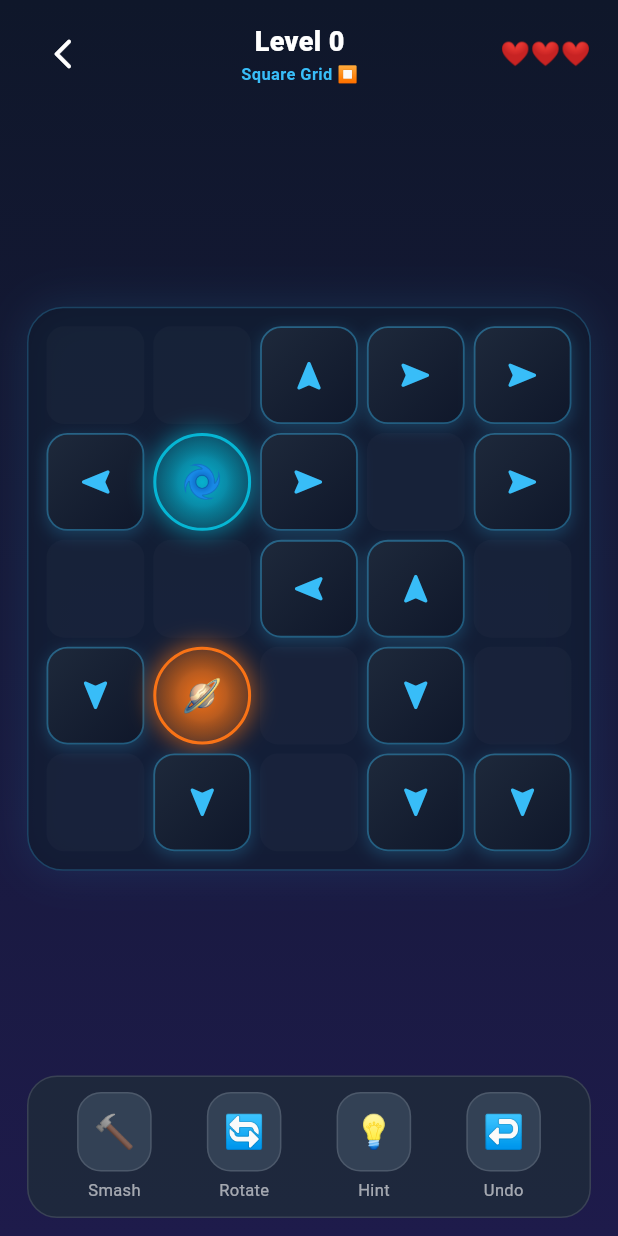
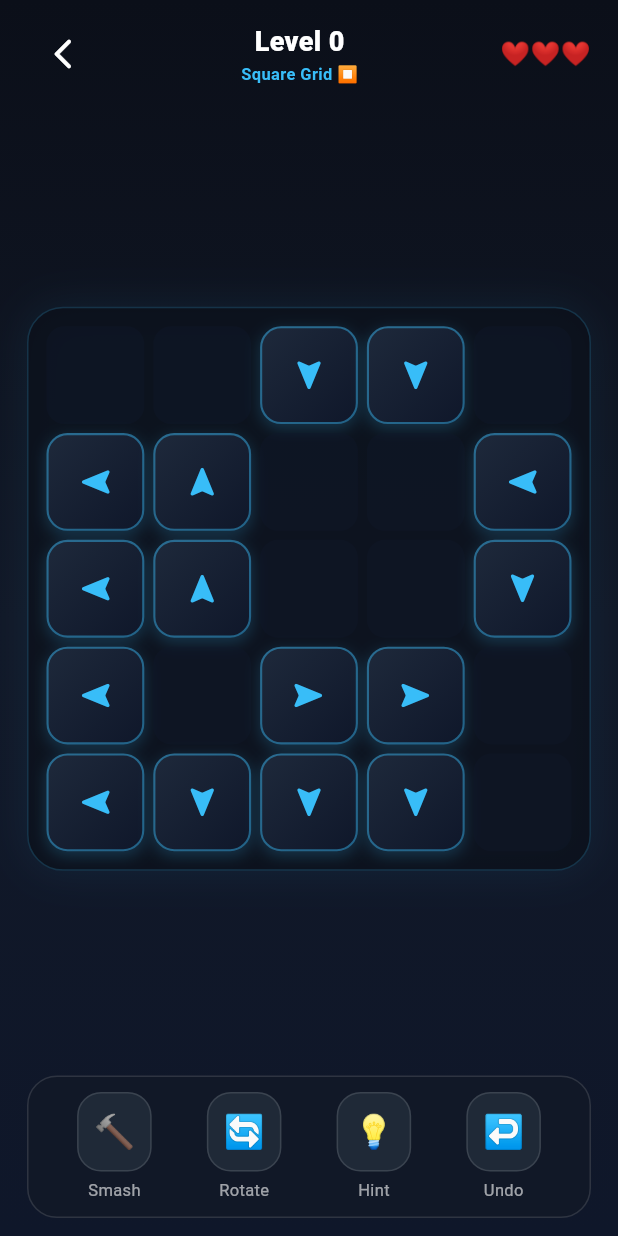
Before and after one commit to srkamd/arrow_puzzle_game, a Flutter app: the GameScreen screen opened directly with empty values, after a tap on the "navigation" icon, on a phone screen of 412 x 824 dp. Run offline on Flutter 3.47's test engine with Material 3 defaults, Android fonts, the phone set to English and light mode, and no system bars; our stand-ins replace audioplayers, shared_preferences; accounts and stored records are empty; network calls fail.

Commit message:
Update: Satisfying marimba pops, soft wooden thuds, remove red error flash, add collectible bonus stars, and refine color scheme

```diff
--- a/lib/engine/game_engine.dart
+++ b/lib/engine/game_engine.dart
@@ -4,12 +4,12 @@ import '../models/arrow_model.dart';
 class RaycastResult {
   final bool isClear;
   final GameTile? blockedBy;
-  final List<GameTile> portalsUsed;
+  final List<GameTile> collectedStars;
 
   RaycastResult({
     required this.isClear,
     this.blockedBy,
-    this.portalsUsed = const [],
+    this.collectedStars = const [],
   });
 }
 
@@ -18,12 +18,14 @@ class HistoryEntry {
   final GameTile tile;
   final ArrowDirection? prevDir;
   final int livesBefore;
+  final List<GameTile> restoredStars;
 
   HistoryEntry({
     required this.action,
     required this.tile,
     this.prevDir,
     required this.livesBefore,
+    this.restoredStars = const [],
   });
 }
 
@@ -36,10 +38,6 @@ class GameEngine {
   late List<List<GameTile?>> grid;
   final List<HistoryEntry> history = [];
   String? hintTileId;
-
-  // Portals
-  GameTile? portalA;
-  GameTile? portalB;
 
   GameEngine({
     this.size = 5,
@@ -59,7 +57,6 @@ class GameEngine {
       case MapShape.square:
         return true;
       case MapShape.cross:
-        // Exclude 4 corners of size 1 or 2
         final corner = size >= 6 ? 2 : 1;
         final isTopLeft = r < corner && c < corner;
         final isTopRight = r < corner && c >= size - corner;
@@ -80,7 +77,7 @@ class GameEngine {
     required int levelSize,
     required MapShape shape,
     int obstacleCount = 1,
-    bool withPortals = false,
+    bool withBonusStars = false,
   }) {
     size = levelSize;
     currentShape = shape;
@@ -88,8 +85,6 @@ class GameEngine {
     moves = 0;
     history.clear();
     hintTileId = null;
-    portalA = null;
-    portalB = null;
     initEmptyGrid();
 
     // 1. Mark void cells for non-square map shapes
@@ -109,8 +104,8 @@ class GameEngine {
     final rand = Random();
     int idCounter = 1;
 
-    // 2. Generate Paired Portals if requested
-    if (withPortals && size >= 5) {
+    // 2. Generate Collectible Bonus Stars (Reward items that arrows can fly through!)
+    if (withBonusStars && size >= 5) {
       final validCoords = <Point<int>>[];
       for (int r = 1; r < size - 1; r++) {
         for (int c = 1; c < size - 1; c++) {
@@ -120,32 +115,22 @@ class GameEngine {
         }
       }
 
-      if (validCoords.length >= 2) {
+      if (validCoords.isNotEmpty) {
         validCoords.shuffle(rand);
-        final p1 = validCoords[0];
-        final p2 = validCoords[1];
-
-        portalA = GameTile(
-          id: 'portal_1',
-          type: TileType.portal,
-          row: p1.x,
-          col: p1.y,
-          portalPairId: 1,
-        );
-        portalB = GameTile(
-          id: 'portal_2',
-          type: TileType.portal,
-          row: p2.x,
-          col: p2.y,
-          portalPairId: 2,
-        );
-
-        grid[p1.x][p1.y] = portalA;
-        grid[p2.x][p2.y] = portalB;
+        final starCount = min(2, validCoords.length);
+        for (int i = 0; i < starCount; i++) {
+          final pt = validCoords[i];
+          grid[pt.x][pt.y] = GameTile(
+            id: 'star_$i',
+            type: TileType.bonusStar,
+            row: pt.x,
+            col: pt.y,
+          );
+        }
       }
     }
 
-    // 3. Place Obstacles
+    // 3. Place Obstacles (Rocks)
     for (int i = 0; i < obstacleCount; i++) {
       if (size > 3) {
         final r = rand.nextInt(size - 2) + 1;
@@ -211,7 +196,7 @@ class GameEngine {
     }
   }
 
-  // --- Raycast Path Checking with Portal Warping ---
+  // --- Raycast Path Checking (Stars are collected, obstacles block!) ---
   RaycastResult checkPath(GameTile tile) {
     if (tile.type != TileType.arrow) {
       return RaycastResult(isClear: false);
@@ -219,32 +204,20 @@ class GameEngine {
 
     int r = tile.row + tile.direction.dr;
     int c = tile.col + tile.direction.dc;
-    final portalsUsed = <GameTile>[];
-    int warpSafety = 0;
+    final collectedStars = <GameTile>[];
 
     while (r >= 0 && r < size && c >= 0 && c < size) {
       final cell = grid[r][c];
 
       if (cell != null) {
         if (cell.type == TileType.voidCell) {
-          // Arrow escapes through the void cutout border!
+          // Arrow escapes through natural cutout border!
           break;
-        } else if (cell.type == TileType.portal && warpSafety < 2) {
-          // WARP TO PAIRED PORTAL!
-          warpSafety++;
-          portalsUsed.add(cell);
-          final otherPortal = (cell.id == portalA?.id) ? portalB : portalA;
-
-          if (otherPortal != null) {
-            // Emerge on the other side of portal in same direction
-            r = otherPortal.row + tile.direction.dr;
-            c = otherPortal.col + tile.direction.dc;
-            continue;
-          } else {
-            return RaycastResult(isClear: false, blockedBy: cell);
-          }
+        } else if (cell.type == TileType.bonusStar) {
+          // Stars DO NOT block! Arrow passes through and collects them!
+          collectedStars.add(cell);
         } else {
-          // Blocking arrow or obstacle found
+          // Blocking arrow or rock obstacle found
           return RaycastResult(isClear: false, blockedBy: cell);
         }
       }
@@ -253,7 +226,7 @@ class GameEngine {
       c += tile.direction.dc;
     }
 
-    return RaycastResult(isClear: true, portalsUsed: portalsUsed);
+    return RaycastResult(isClear: true, collectedStars: collectedStars);
   }
 
   GameTile? findFreeArrow() {
@@ -272,11 +245,17 @@ class GameEngine {
     return candidates[Random().nextInt(candidates.length)];
   }
 
-  void removeTile(GameTile tile) {
+  void removeTile(GameTile tile, {List<GameTile> collectedStars = const []}) {
+    // Clear collected stars along the path
+    for (final star in collectedStars) {
+      grid[star.row][star.col] = null;
+    }
+
     history.add(HistoryEntry(
       action: 'REMOVE',
       tile: tile.clone(),
       livesBefore: lives,
+      restoredStars: collectedStars,
     ));
     grid[tile.row][tile.col] = null;
     moves++;
@@ -284,7 +263,7 @@ class GameEngine {
 
   bool smashTile(int r, int c) {
     final item = grid[r][c];
-    if (item == null || item.type == TileType.voidCell || item.type == TileType.portal) {
+    if (item == null || item.type == TileType.voidCell) {
       return false;
     }
 
@@ -316,6 +295,10 @@ class GameEngine {
 
     if (entry.action == 'REMOVE' || entry.action == 'HAMMER') {
       grid[entry.tile.row][entry.tile.col] = entry.tile;
+      // Restore collected stars
+      for (final star in entry.restoredStars) {
+        grid[star.row][star.col] = star;
+      }
     } else if (entry.action == 'ROTATE') {
       entry.tile.direction = entry.prevDir!;
     }
--- a/lib/models/arrow_model.dart
+++ b/lib/models/arrow_model.dart
@@ -3,7 +3,7 @@ import 'package:flutter/material.dart';
 
 enum ArrowDirection { up, right, down, left }
 
-enum TileType { arrow, obstacle, portal, voidCell }
+enum TileType { arrow, obstacle, bonusStar, voidCell }
 
 enum MapShape { square, cross, diamond, donut }
 
@@ -65,7 +65,6 @@ class GameTile {
   int row;
   int col;
   ArrowDirection direction;
-  int portalPairId; // 1 for Portal A, 2 for Portal B
   Color? customColor;
 
   GameTile({
@@ -74,7 +73,6 @@ class GameTile {
     required this.row,
     required this.col,
     this.direction = ArrowDirection.up,
-    this.portalPairId = 0,
     this.customColor,
   });
 
@@ -85,7 +83,6 @@ class GameTile {
       row: row,
       col: col,
       direction: direction,
-      portalPairId: portalPairId,
       customColor: customColor,
     );
   }
--- a/lib/screens/game_screen.dart
+++ b/lib/screens/game_screen.dart
@@ -72,37 +72,37 @@ class _GameScreenState extends State<GameScreen> {
     }
   }
 
-  // --- Dynamic World Theming (Changes every 8 levels) ---
+  // --- Refined Modern Atmosphere Gradients ---
   LinearGradient _getWorldGradient(int level) {
     final world = ((level - 1) ~/ 8) % 4;
     switch (world) {
-      case 0: // Cyber Nebula
+      case 0: // Midnight Obsidian
         return const LinearGradient(
-          colors: [Color(0xFF0F172A), Color(0xFF1E1B4B)],
+          colors: [Color(0xFF0B0F19), Color(0xFF111827), Color(0xFF0F172A)],
           begin: Alignment.topCenter,
           end: Alignment.bottomCenter,
         );
-      case 1: // Amber Forge
+      case 1: // Royal Indigo
         return const LinearGradient(
-          colors: [Color(0xFF1C1917), Color(0xFF292524), Color(0xFF451A03)],
+          colors: [Color(0xFF0A0F24), Color(0xFF141B3B), Color(0xFF1E1B4B)],
           begin: Alignment.topCenter,
           end: Alignment.bottomCenter,
         );
-      case 2: // Arctic Glacier
+      case 2: // Nordic Ice
         return const LinearGradient(
-          colors: [Color(0xFF082F49), Color(0xFF0C4A6E), Color(0xFF0369A1)],
+          colors: [Color(0xFF071B2F), Color(0xFF0C2D48), Color(0xFF145DA0)],
           begin: Alignment.topCenter,
           end: Alignment.bottomCenter,
         );
-      case 3: // Emerald Matrix
+      case 3: // Cyber Jade
         return const LinearGradient(
-          colors: [Color(0xFF022C22), Color(0xFF064E3B), Color(0xFF065F46)],
+          colors: [Color(0xFF021B16), Color(0xFF042E25), Color(0xFF064E3B)],
           begin: Alignment.topCenter,
           end: Alignment.bottomCenter,
         );
       default:
         return const LinearGradient(
-          colors: [Color(0xFF0F172A), Color(0xFF1E293B)],
+          colors: [Color(0xFF0B0F19), Color(0xFF111827)],
           begin: Alignment.topCenter,
           end: Alignment.bottomCenter,
         );
@@ -119,14 +119,15 @@ class _GameScreenState extends State<GameScreen> {
     final shape = _getShapeForLevel(level);
     final size = level < 6 ? 5 : (level < 14 ? 6 : 7);
     final obstacles = (level / 6).floor().clamp(0, 3);
-    final withPortals = (level % 4 == 0);
+    // Collectible Bonus Stars appear every 3rd level!
+    final withBonusStars = (level >= 3 && level % 3 == 0);
 
     _engine = GameEngine(size: size, maxLives: 3, currentShape: shape);
     _engine.generateLevel(
       levelSize: size,
       shape: shape,
       obstacleCount: obstacles,
-      withPortals: withPortals,
+      withBonusStars: withBonusStars,
     );
 
     for (int r = 0; r < size; r++) {
@@ -140,18 +141,12 @@ class _GameScreenState extends State<GameScreen> {
     setState(() {});
   }
 
-  void _showComboPopup(int combo) {
-    if (combo < 2) return;
-    String text = 'GOOD! x$combo';
-    if (combo == 3) text = 'GREAT! x3 🔥';
-    if (combo == 4) text = 'AMAZING! x4 ⚡';
-    if (combo >= 5) text = 'UNSTOPPABLE! x$combo 🚀';
-
+  void _showFloatingMessage(String text) {
     setState(() {
       _floatingComboText = text;
     });
 
-    Future.delayed(const Duration(milliseconds: 900), () {
+    Future.delayed(const Duration(milliseconds: 950), () {
       if (mounted) {
         setState(() {
           _floatingComboText = null;
@@ -165,7 +160,7 @@ class _GameScreenState extends State<GameScreen> {
     if (_engine.lives <= 0 && !widget.isZen) return;
 
     final item = _engine.grid[r][c];
-    if (item == null || item.type == TileType.voidCell || item.type == TileType.portal) return;
+    if (item == null || item.type == TileType.voidCell || item.type == TileType.bonusStar) return;
 
     // BOOSTER: HAMMER
     if (_activeBooster == 'hammer') {
@@ -185,7 +180,7 @@ class _GameScreenState extends State<GameScreen> {
     // BOOSTER: ROTATE
     if (_activeBooster == 'rotate') {
       if (item.type == TileType.arrow) {
-        SoundService().playSuccess(1);
+        SoundService().playSuccess(0);
         setState(() {
           _engine.rotateTile(item);
           _activeBooster = null;
@@ -194,39 +189,50 @@ class _GameScreenState extends State<GameScreen> {
       return;
     }
 
-    // NORMAL ARROW TAP ACTION
+    // NORMAL ARROW TAP
     if (item.type == TileType.arrow) {
       _engine.hintTileId = null;
       final check = _engine.checkPath(item);
 
       if (check.isClear) {
-        // --- 1. CORRECT MOVE ---
+        // --- 1. CORRECT MOVE (JUICY & SATISFYING) ---
         _isAnimatingMove = true;
         _comboCount++;
 
-        // Portal warp sound if portal was traversed
-        if (check.portalsUsed.isNotEmpty) {
-          SoundService().playWarp();
+        // Bonus Star Collected along flight path!
+        if (check.collectedStars.isNotEmpty) {
+          final bonusCoins = check.collectedStars.length * 10;
+          widget.storage.coins += bonusCoins;
+          widget.storage.save();
+          SoundService().playStarCollect();
+          _showFloatingMessage('⭐ STAR BONUS! +$bonusCoins 🪙');
         } else {
+          // Melodic Pentatonic Combo Pop!
           SoundService().playSuccess(_comboCount);
+          if (_comboCount >= 2) {
+            String tag = 'GREAT! x$_comboCount';
+            if (_comboCount == 3) tag = 'AWESOME! x3 🔥';
+            if (_comboCount == 4) tag = 'BRILLIANT! x4 ⚡';
+            if (_comboCount >= 5) tag = 'UNSTOPPABLE! x$_comboCount 🚀';
+            _showFloatingMessage(tag);
+          }
         }
 
-        _showComboPopup(_comboCount);
-
-        // Rocket Fly-out Animation
+        // Rocket zoom animation
         await _tileKeys[item.id]?.currentState?.triggerFlyOut();
 
         setState(() {
-          _engine.removeTile(item);
+          _engine.removeTile(item, collectedStars: check.collectedStars);
           _isAnimatingMove = false;
         });
         _checkWin();
 
       } else {
-        // --- 2. BLOCKED / INCORRECT MOVE ---
+        // --- 2. BLOCKED MOVE (NO RED COLOR - SOFT TACTILE RECOIL) ---
         _comboCount = 0; // Reset streak
-        SoundService().playBlocked();
+        SoundService().playBlocked(); // Soft wooden tap
 
+        // Trigger spring recoil shake without any red tint!
         _tileKeys[item.id]?.currentState?.triggerShake();
 
         if (!widget.isZen) {
@@ -256,7 +262,7 @@ class _GameScreenState extends State<GameScreen> {
         context: context,
         barrierDismissible: false,
         builder: (_) => AlertDialog(
-          backgroundColor: const Color(0xFF1E293B),
+          backgroundColor: const Color(0xFF111827),
           shape: RoundedRectangleBorder(borderRadius: BorderRadius.circular(24)),
           title: const Center(
             child: Text('🎉 Level Cleared!', style: TextStyle(color: Colors.white, fontWeight: FontWeight.bold)),
@@ -296,13 +302,13 @@ class _GameScreenState extends State<GameScreen> {
       context: context,
       barrierDismissible: false,
       builder: (_) => AlertDialog(
-        backgroundColor: const Color(0xFF1E293B),
+        backgroundColor: const Color(0xFF111827),
         shape: RoundedRectangleBorder(borderRadius: BorderRadius.circular(24)),
         title: const Center(
           child: Text('💔 Out of Lives!', style: TextStyle(color: Colors.white, fontWeight: FontWeight.bold)),
         ),
         content: const Text(
-          'Too many collisions with obstacles!',
+          'Blocked path collisions cost lives. Plan ahead!',
           textAlign: TextAlign.center,
           style: TextStyle(color: Colors.white70),
         ),
@@ -347,7 +353,7 @@ class _GameScreenState extends State<GameScreen> {
       SnackBar(
         content: Text(msg),
         duration: const Duration(seconds: 2),
-        backgroundColor: const Color(0xFF334155),
+        backgroundColor: const Color(0xFF1F2937),
       ),
     );
   }
@@ -400,7 +406,7 @@ class _GameScreenState extends State<GameScreen> {
                   ],
                 ),
 
-                // Floating Combo Streak Banner
+                // Floating Banner for Combos & Star Bonuses
                 AnimatedContainer(
                   duration: const Duration(milliseconds: 200),
                   height: _floatingComboText != null ? 36 : 8,
@@ -410,13 +416,13 @@ class _GameScreenState extends State<GameScreen> {
                           padding: const EdgeInsets.symmetric(horizontal: 16, vertical: 4),
                           decoration: BoxDecoration(
                             gradient: const LinearGradient(
-                              colors: [Color(0xFFF59E0B), Color(0xFFEF4444)],
+                              colors: [Color(0xFF38BDF8), Color(0xFF818CF8)],
                             ),
                             borderRadius: BorderRadius.circular(16),
                             boxShadow: [
                               BoxShadow(
-                                color: const Color(0xFFF59E0B).withValues(alpha: 0.6),
-                                blurRadius: 10,
+                                color: const Color(0xFF38BDF8).withValues(alpha: 0.4),
+                                blurRadius: 12,
                               )
                             ],
                           ),
@@ -424,7 +430,7 @@ class _GameScreenState extends State<GameScreen> {
                             _floatingComboText!,
                             style: const TextStyle(
                               color: Colors.white,
-                              fontSize: 13,
+                              fontSize: 12,
                               fontWeight: FontWeight.w900,
                               letterSpacing: 0.5,
                             ),
@@ -441,12 +447,12 @@ class _GameScreenState extends State<GameScreen> {
                   child: Container(
                     padding: const EdgeInsets.all(12),
                     decoration: BoxDecoration(
-                      color: const Color(0xFF0F172A).withValues(alpha: 0.7),
+                      color: const Color(0xFF0B0F19).withValues(alpha: 0.8),
                       borderRadius: BorderRadius.circular(24),
-                      border: Border.all(color: const Color(0xFF38BDF8).withValues(alpha: 0.25)),
+                      border: Border.all(color: const Color(0xFF38BDF8).withValues(alpha: 0.2)),
                       boxShadow: [
                         BoxShadow(
-                          color: const Color(0xFF38BDF8).withValues(alpha: 0.12),
+                          color: const Color(0xFF38BDF8).withValues(alpha: 0.08),
                           blurRadius: 24,
                         )
                       ],
@@ -467,7 +473,7 @@ class _GameScreenState extends State<GameScreen> {
                         if (tile == null) {
                           return Container(
                             decoration: BoxDecoration(
-                              color: Colors.white.withValues(alpha: 0.02),
+                              color: const Color(0xFF0F172A).withValues(alpha: 0.4),
                               borderRadius: BorderRadius.circular(12),
                             ),
                           );
@@ -490,7 +496,7 @@ class _GameScreenState extends State<GameScreen> {
                 Container(
                   padding: const EdgeInsets.symmetric(horizontal: 14, vertical: 10),
                   decoration: BoxDecoration(
-                    color: const Color(0xFF1E293B).withValues(alpha: 0.9),
+                    color: const Color(0xFF111827).withValues(alpha: 0.95),
                     borderRadius: BorderRadius.circular(20),
                     border: Border.all(color: Colors.white12),
                   ),
@@ -528,7 +534,7 @@ class _GameScreenState extends State<GameScreen> {
                           final free = _engine.findFreeArrow();
                           if (free != null) {
                             if (widget.storage.useBooster('hint')) {
-                              SoundService().playSuccess(2);
+                              SoundService().playSuccess(0);
                               setState(() {
                                 _engine.hintTileId = free.id;
                               });
@@ -579,7 +585,7 @@ class _GameScreenState extends State<GameScreen> {
           Container(
             padding: const EdgeInsets.all(10),
             decoration: BoxDecoration(
-              color: isActive ? const Color(0xFFF59E0B).withValues(alpha: 0.25) : const Color(0xFF334155),
+              color: isActive ? const Color(0xFFF59E0B).withValues(alpha: 0.25) : const Color(0xFF1F2937),
               borderRadius: BorderRadius.circular(16),
               border: Border.all(
                 color: isActive ? const Color(0xFFF59E0B) : Colors.white12,
--- a/lib/widgets/arrow_tile.dart
+++ b/lib/widgets/arrow_tile.dart
@@ -33,28 +33,31 @@ class ArrowTileWidgetState extends State<ArrowTileWidget>
   @override
   void initState() {
     super.initState();
-    // 1. Recoil & Shake Animation for Blocked Moves
+    // 1. Elastic Recoil Animation for Blocked Moves (NO RED COLOR - Just spring recoil)
     _shakeController = AnimationController(
       vsync: this,
-      duration: const Duration(milliseconds: 360),
+      duration: const Duration(milliseconds: 320),
     );
     _shakeAnim = Tween<double>(begin: 0.0, end: 1.0).animate(
       CurvedAnimation(parent: _shakeController, curve: Curves.elasticOut),
     );
 
-    // 2. Rocket Fly-Out Animation for Correct Moves
+    // 2. Juicy Rocket Fly-Out Animation for Correct Moves
     _flyController = AnimationController(
       vsync: this,
-      duration: const Duration(milliseconds: 260),
+      duration: const Duration(milliseconds: 240),
     );
-    _flyTranslateAnim = Tween<double>(begin: 0.0, end: 320.0).animate(
+    _flyTranslateAnim = Tween<double>(begin: 0.0, end: 340.0).animate(
       CurvedAnimation(parent: _flyController, curve: Curves.fastOutSlowIn),
     );
     _flyScaleAnim = Tween<double>(begin: 1.0, end: 0.4).animate(
       CurvedAnimation(parent: _flyController, curve: Curves.easeIn),
     );
     _flyOpacityAnim = Tween<double>(begin: 1.0, end: 0.0).animate(
-      CurvedAnimation(parent: _flyController, curve: const Interval(0.5, 1.0, curve: Curves.easeOut)),
+      CurvedAnimation(
+        parent: _flyController,
+        curve: const Interval(0.5, 1.0, curve: Curves.easeOut),
+      ),
     );
   }
 
@@ -65,7 +68,7 @@ class ArrowTileWidgetState extends State<ArrowTileWidget>
     super.dispose();
   }
 
-  // Triggered when move is blocked
+  // Triggered when move is blocked (shakes cleanly without changing to red color)
   void triggerShake() {
     _shakeController.forward(from: 0.0);
   }
@@ -85,47 +88,45 @@ class ArrowTileWidgetState extends State<ArrowTileWidget>
       return const SizedBox.shrink();
     }
 
-    // 2. WARP PORTAL (Blue or Orange Gate)
-    if (widget.tile.type == TileType.portal) {
-      final isPortalA = widget.tile.portalPairId == 1;
-      final portalColor = isPortalA ? const Color(0xFF06B6D4) : const Color(0xFFF97316);
-
+    // 2. BONUS STAR ITEM (Arrows fly through to collect bonus coins!)
+    if (widget.tile.type == TileType.bonusStar) {
       return Container(
         decoration: BoxDecoration(
           shape: BoxShape.circle,
           gradient: RadialGradient(
             colors: [
-              portalColor.withValues(alpha: 0.9),
-              portalColor.withValues(alpha: 0.3),
+              const Color(0xFFF59E0B).withValues(alpha: 0.4),
               Colors.transparent,
             ],
           ),
-          border: Border.all(color: portalColor, width: 2),
+          border: Border.all(
+            color: const Color(0xFFF59E0B).withValues(alpha: 0.6),
+            width: 1.5,
+          ),
           boxShadow: [
             BoxShadow(
-              color: portalColor.withValues(alpha: 0.6),
-              blurRadius: 12,
-              spreadRadius: 2,
+              color: const Color(0xFFF59E0B).withValues(alpha: 0.3),
+              blurRadius: 10,
             ),
           ],
         ),
-        child: Center(
+        child: const Center(
           child: Text(
-            isPortalA ? '🌀' : '🪐',
-            style: const TextStyle(fontSize: 22),
+            '⭐',
+            style: TextStyle(fontSize: 22),
           ),
         ),
       );
     }
 
-    // 3. OBSTACLE ROCK
+    // 3. OBSTACLE ROCK (Blocks arrows until smashed with hammer)
     if (widget.tile.type == TileType.obstacle) {
       return GestureDetector(
         onTap: widget.onTap,
         child: Container(
           decoration: BoxDecoration(
             gradient: const LinearGradient(
-              colors: [Color(0xFF64748B), Color(0xFF334155)],
+              colors: [Color(0xFF475569), Color(0xFF1E293B)],
               begin: Alignment.topLeft,
               end: Alignment.bottomRight,
             ),
@@ -149,18 +150,18 @@ class ArrowTileWidgetState extends State<ArrowTileWidget>
       );
     }
 
-    // 4. ARROW TILE (With Elastic Shake and Rocket Zoom Fly-Out)
+    // 4. ARROW TILE (Vibrant Modern Cyan & Indigo - NO RED ON ERROR)
     return AnimatedBuilder(
       animation: Listenable.merge([_shakeAnim, _flyController]),
       builder: (context, child) {
-        // Forward impact + recoil offset for blocked
+        // Forward impact + elastic spring recoil offset for blocked moves
         double offsetX = 0.0;
         double offsetY = 0.0;
 
         if (_shakeController.isAnimating) {
           final progress = _shakeAnim.value;
-          // Impact forward along heading vector, then elastic spring bounce
-          final shakeDisplacement = (1.0 - progress) * 10.0 * sin(progress * pi * 5);
+          // Smooth spring recoil along heading axis
+          final shakeDisplacement = (1.0 - progress) * 9.0 * sin(progress * pi * 4);
           offsetX = widget.tile.direction.dc * shakeDisplacement;
           offsetY = widget.tile.direction.dr * shakeDisplacement;
         }
@@ -184,6 +185,7 @@ class ArrowTileWidgetState extends State<ArrowTileWidget>
                 child: AnimatedContainer(
                   duration: const Duration(milliseconds: 180),
                   decoration: BoxDecoration(
+                    // Clean, elegant Indigo / Cyber Cyan colors - NEVER RED
                     gradient: widget.isHint
                         ? const LinearGradient(
                             colors: [Color(0xFFFDE047), Color(0xFFF59E0B)],
@@ -199,8 +201,8 @@ class ArrowTileWidgetState extends State<ArrowTileWidget>
                     border: Border.all(
                       color: widget.isHint
                           ? const Color(0xFFF59E0B)
-                          : const Color(0xFF38BDF8).withValues(alpha: 0.4),
-                      width: widget.isHint ? 2.5 : 1.2,
+                          : const Color(0xFF38BDF8).withValues(alpha: 0.45),
+                      width: widget.isHint ? 2.5 : 1.4,
                     ),
                     boxShadow: widget.isHint
                         ? [
```
Also changed, not shown: lib/services/sound_service.dart (+109 -92 lines).
